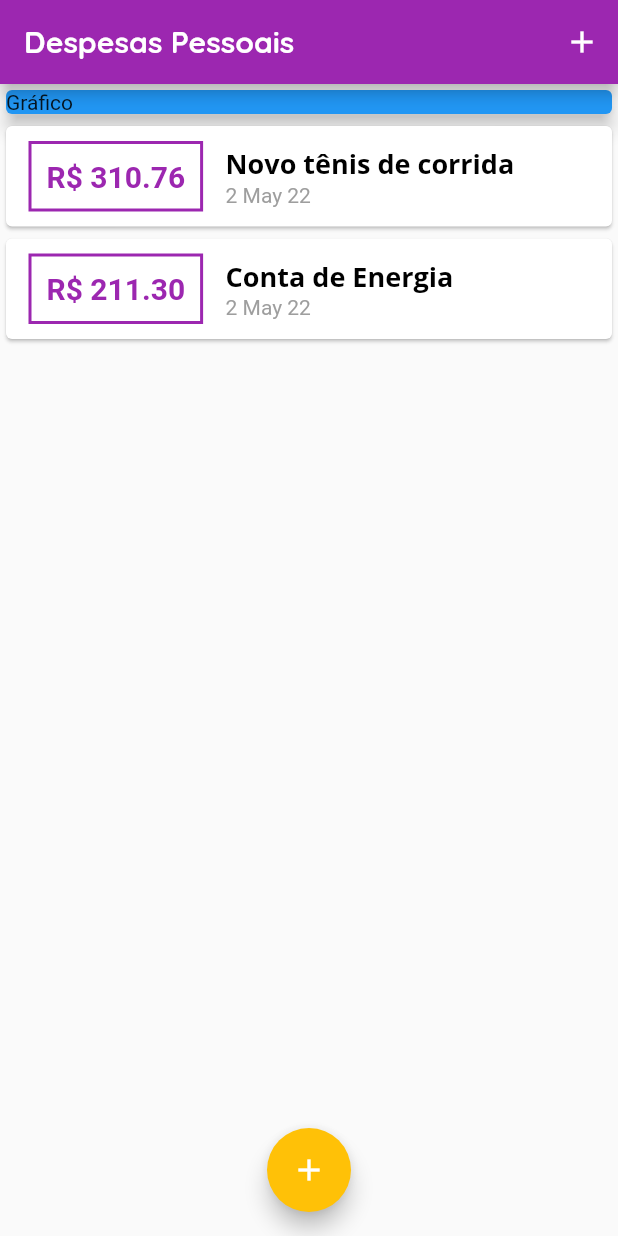
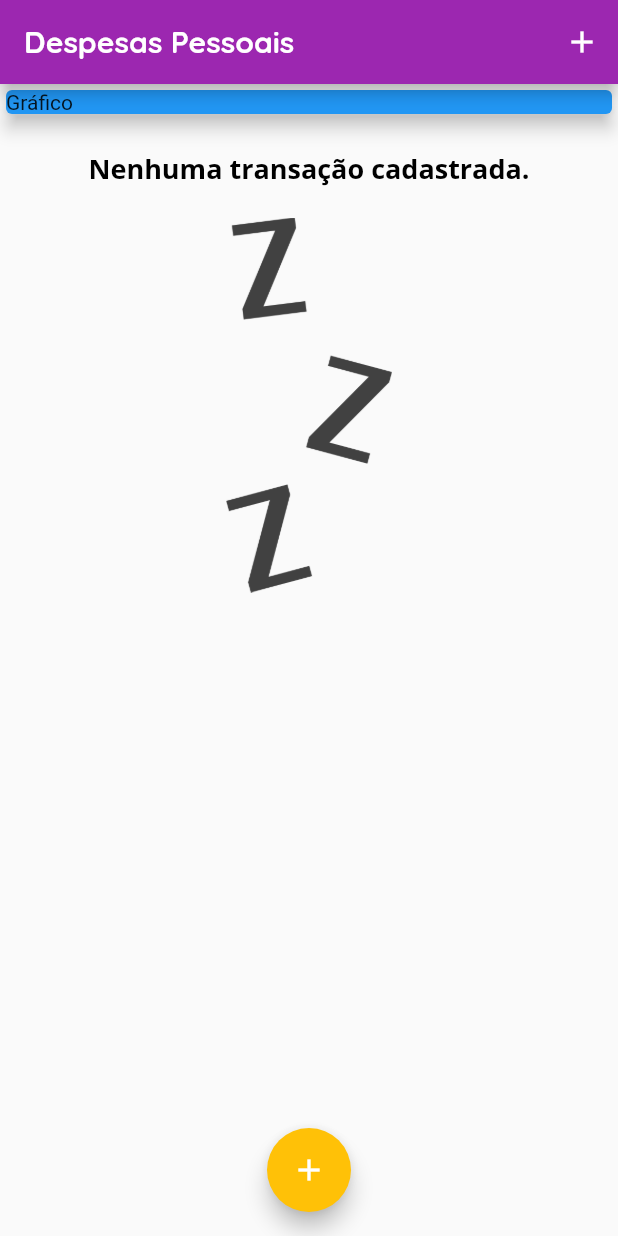
Before and after one commit to fhtozetto/Exenses, a Flutter app: the screen it shows after launch, on a phone screen of 412 x 824 dp. Run offline on Flutter 3.47's test engine with Material 2 defaults, Android fonts, the phone set to English and light mode, and no system bars.

```diff
--- a/lib/components/transaction_list.dart
+++ b/lib/components/transaction_list.dart
@@ -12,8 +12,30 @@ class TransactionList extends StatelessWidget {
   @override
   Widget build(BuildContext context) {
     return SizedBox(
-      height: 300,
-      child: ListView.builder(
+      height: 400,
+      child: transactions.isEmpty
+          ? Column(
+              children: [
+                const SizedBox(
+                  height: 20,
+                ),
+                Text(
+                  'Nenhuma transação cadastrada.',
+                  style: Theme.of(context).textTheme.headline6,
+                ),
+                const SizedBox(
+                  height: 20,
+                ),
+                SizedBox(
+                  height: 250,
+                  child: Image.asset(
+                    'assets/images/waiting.png',
+                    fit: BoxFit.cover,
+                  ),
+                ),
+              ],
+            )
+          : ListView.builder(
               itemCount: transactions.length,
               itemBuilder: (ctx, index) {
                 final tr = transactions[index];
--- a/lib/main.dart
+++ b/lib/main.dart
@@ -48,19 +48,19 @@ class MyHomePage extends StatefulWidget {
 }
 
 class _MyHomePageState extends State<MyHomePage> {
-  final _transactions = [
-    Transaction(
-      id: 't1',
-      title: 'Novo tênis de corrida',
-      value: 310.76,
-      date: DateTime.now(),
-    ),
-    Transaction(
-      id: 't2',
-      title: 'Conta de Energia',
-      value: 211.3,
-      date: DateTime.now(),
-    ),
+  final List<Transaction> _transactions = [
+    // Transaction(
+    //   id: 't1',
+    //   title: 'Novo tênis de corrida',
+    //   value: 310.76,
+    //   date: DateTime.now(),
+    // ),
+    // Transaction(
+    //   id: 't2',
+    //   title: 'Conta de Energia',
+    //   value: 211.3,
+    //   date: DateTime.now(),
+    // ),
   ];
 
   _addTransaction(String title, double value) {
--- a/pubspec.yaml
+++ b/pubspec.yaml
@@ -60,8 +60,8 @@ flutter:
   uses-material-design: true
 
   # To add assets to your application, add an assets section, like this:
-  # assets:
-  #   - images/a_dot_burr.jpeg
+  assets:
+    - assets/images/waiting.png
   #   - images/a_dot_ham.jpeg
 
   # An image asset can refer to one or more resolution-specific "variants", see
```
Also changed, not shown: assets/images/waiting.png (added). Lines whose indentation alone changed are shown as unchanged.
